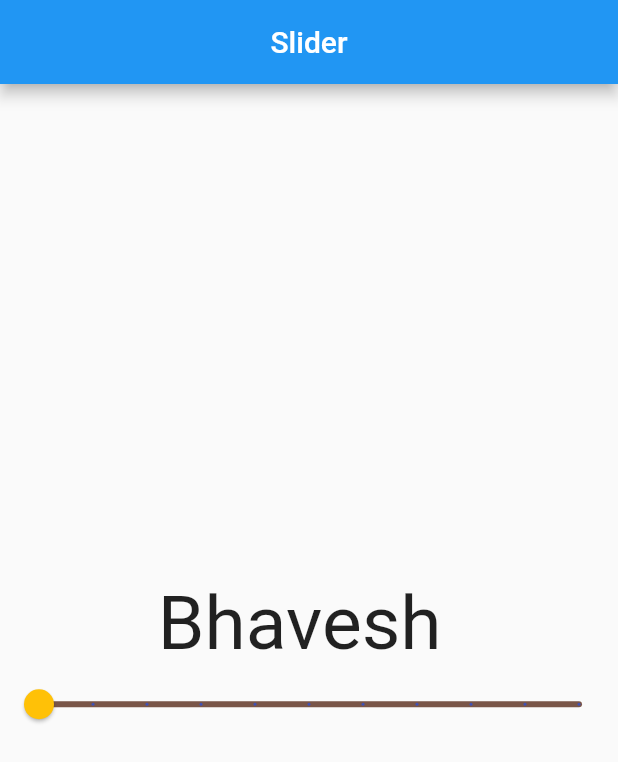
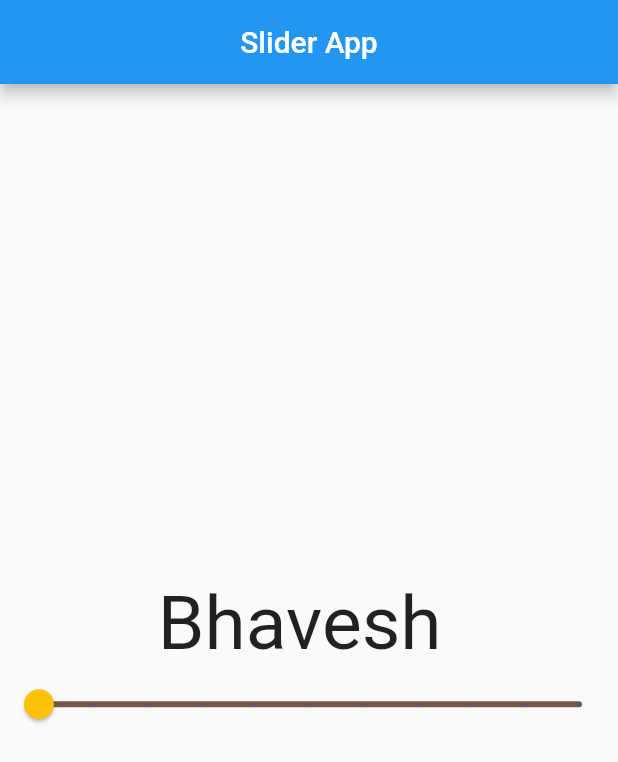
Before and after one commit to masterronak/age_calaculator, a Flutter app: the screen it shows after launch, on a phone screen of 412 x 824 dp. Shown: the top 762 px of the screen. Run offline on Flutter 3.47's test engine with Material 2 defaults, Android fonts, the light colour scheme and no system bars.

Commit message:
Second update

```diff
--- a/lib/main.dart
+++ b/lib/main.dart
@@ -20,7 +20,7 @@ class _MyAppState extends State<MyApp> {
   Widget build(BuildContext context) {
     return Scaffold(
       appBar: AppBar(
-        title: Text("Slider"),
+        title: Text("Slider App"),
         centerTitle: true,
       ),
       body: Column(
```
